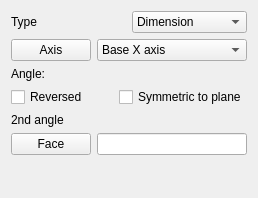
First picture: the form in src/Mod/PartDesign/Gui/TaskRevolutionParameters.ui, repository realthunder/FreeCAD, before the edit.
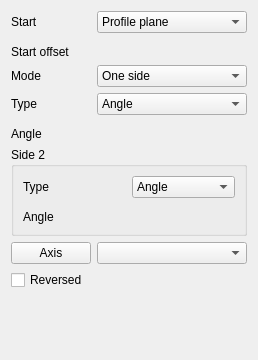
Second picture: the form after the edit. Custom widgets are drawn as their Qt base class.

Commit message: PD: Revolution panel for two sides and the start (upstream b2da06bfe0, a4b3950ac1)

The edit to the form file:
```diff
--- a/src/Mod/PartDesign/Gui/TaskRevolutionParameters.ui
+++ b/src/Mod/PartDesign/Gui/TaskRevolutionParameters.ui
@@ -7,7 +7,7 @@
     <x>0</x>
     <y>0</y>
     <width>256</width>
-    <height>198</height>
+    <height>360</height>
    </rect>
   </property>
   <property name="windowTitle">
@@ -15,28 +15,208 @@
   </property>
   <layout class="QVBoxLayout" name="verticalLayout">
    <item>
-    <layout class="QHBoxLayout" name="horizontalLayoutMode">
-     <item>
+    <layout class="QGridLayout" name="gridLayout">
+     <item row="0" column="0">
+      <widget class="QLabel" name="labelStart">
+       <property name="text">
+        <string>Start</string>
+       </property>
+      </widget>
+     </item>
+     <item row="0" column="1">
+      <widget class="QComboBox" name="startMode">
+       <property name="toolTip">
+        <string>Where the revolution starts: at the profile, turned from it by an
+offset angle, or at a reference face, plane or sketch plus the offset</string>
+       </property>
+       <item>
+        <property name="text">
+         <string>Profile plane</string>
+        </property>
+       </item>
+       <item>
+        <property name="text">
+         <string>Offset</string>
+        </property>
+       </item>
+       <item>
+        <property name="text">
+         <string>Reference</string>
+        </property>
+       </item>
+      </widget>
+     </item>
+     <item row="1" column="0" colspan="2">
+      <widget class="QWidget" name="startReferenceHolder"/>
+     </item>
+     <item row="2" column="0">
+      <widget class="QLabel" name="labelStartOffset">
+       <property name="text">
+        <string>Start offset</string>
+       </property>
+      </widget>
+     </item>
+     <item row="2" column="1">
+      <widget class="Gui::QuantitySpinBox" name="startOffsetEdit" native="true">
+       <property name="toolTip">
+        <string>Angle the profile turns about the axis from the profile plane or the start reference</string>
+       </property>
+       <property name="keyboardTracking" stdset="0">
+        <bool>false</bool>
+       </property>
+       <property name="unit" stdset="0">
+        <string notr="true">deg</string>
+       </property>
+       <property name="minimum" stdset="0">
+        <double>-360.000000000000000</double>
+       </property>
+       <property name="maximum" stdset="0">
+        <double>360.000000000000000</double>
+       </property>
+       <property name="singleStep" stdset="0">
+        <double>10.000000000000000</double>
+       </property>
+      </widget>
+     </item>
+     <item row="3" column="0">
+      <widget class="QLabel" name="labelSideType">
+       <property name="text">
+        <string>Mode</string>
+       </property>
+      </widget>
+     </item>
+     <item row="3" column="1">
+      <widget class="QComboBox" name="sideTypeCB">
+       <property name="toolTip">
+        <string>Revolve to one side of the profile, to each side by its own type,
+or symmetrically to both</string>
+       </property>
+       <item>
+        <property name="text">
+         <string>One side</string>
+        </property>
+       </item>
+       <item>
+        <property name="text">
+         <string>Two sides</string>
+        </property>
+       </item>
+       <item>
+        <property name="text">
+         <string>Symmetric</string>
+        </property>
+       </item>
+      </widget>
+     </item>
+     <item row="4" column="0">
       <widget class="QLabel" name="textLabelMode">
        <property name="text">
         <string>Type</string>
        </property>
       </widget>
      </item>
-     <item>
+     <item row="4" column="1">
       <widget class="QComboBox" name="changeMode">
        <item>
         <property name="text">
-         <string>Dimension</string>
+         <string>Angle</string>
         </property>
        </item>
       </widget>
      </item>
-    </layout>
-   </item>
-   <item>
-    <layout class="QHBoxLayout" name="horizontalLayout">
-     <item>
+     <item row="5" column="0" colspan="2">
+      <widget class="QWidget" name="upToFaceHolder"/>
+     </item>
+     <item row="6" column="0">
+      <widget class="QLabel" name="labelAngle">
+       <property name="text">
+        <string>Angle</string>
+       </property>
+      </widget>
+     </item>
+     <item row="6" column="1">
+      <widget class="Gui::QuantitySpinBox" name="revolveAngle" native="true">
+       <property name="keyboardTracking" stdset="0">
+        <bool>false</bool>
+       </property>
+       <property name="unit" stdset="0">
+        <string notr="true">deg</string>
+       </property>
+       <property name="minimum" stdset="0">
+        <double>-360.000000000000000</double>
+       </property>
+       <property name="maximum" stdset="0">
+        <double>360.000000000000000</double>
+       </property>
+       <property name="singleStep" stdset="0">
+        <double>10.000000000000000</double>
+       </property>
+       <property name="value" stdset="0">
+        <double>360.000000000000000</double>
+       </property>
+      </widget>
+     </item>
+     <item row="7" column="0" colspan="2">
+      <widget class="QGroupBox" name="groupBoxSide2">
+       <property name="title">
+        <string>Side 2</string>
+       </property>
+       <layout class="QGridLayout" name="gridLayoutSide2">
+        <item row="0" column="0">
+         <widget class="QLabel" name="labelType2">
+          <property name="text">
+           <string>Type</string>
+          </property>
+         </widget>
+        </item>
+        <item row="0" column="1">
+         <widget class="QComboBox" name="changeMode2">
+          <item>
+           <property name="text">
+            <string>Angle</string>
+           </property>
+          </item>
+         </widget>
+        </item>
+        <item row="1" column="0" colspan="2">
+         <widget class="QWidget" name="upToFaceHolder2"/>
+        </item>
+        <item row="2" column="0">
+         <widget class="QLabel" name="labelAngle2">
+          <property name="text">
+           <string>Angle</string>
+          </property>
+         </widget>
+        </item>
+        <item row="2" column="1">
+         <widget class="Gui::QuantitySpinBox" name="revolveAngle2" native="true">
+          <property name="toolTip">
+           <string>A negative angle turns back into side 1</string>
+          </property>
+          <property name="keyboardTracking" stdset="0">
+           <bool>false</bool>
+          </property>
+          <property name="unit" stdset="0">
+           <string notr="true">deg</string>
+          </property>
+          <property name="minimum" stdset="0">
+           <double>-360.000000000000000</double>
+          </property>
+          <property name="maximum" stdset="0">
+           <double>360.000000000000000</double>
+          </property>
+          <property name="singleStep" stdset="0">
+           <double>10.000000000000000</double>
+          </property>
+          <property name="value" stdset="0">
+           <double>60.000000000000000</double>
+          </property>
+         </widget>
+        </item>
+       </layout>
+      </widget>
+     </item>
+     <item row="8" column="0">
       <widget class="QPushButton" name="buttonAxis">
        <property name="maximumSize">
         <size>
@@ -52,7 +232,7 @@
        </property>
       </widget>
      </item>
-     <item>
+     <item row="8" column="1">
       <widget class="QComboBox" name="axis">
        <property name="sizePolicy">
         <sizepolicy hsizetype="Minimum" vsizetype="Fixed">
@@ -66,143 +246,16 @@
          <height>0</height>
         </size>
        </property>
-       <item>
-        <property name="text">
-         <string>Base X axis</string>
-        </property>
-       </item>
-       <item>
-        <property name="text">
-         <string>Base Y axis</string>
-        </property>
-       </item>
-       <item>
-        <property name="text">
-         <string>Base Z axis</string>
-        </property>
-       </item>
-       <item>
-        <property name="text">
-         <string>Horizontal sketch axis</string>
-        </property>
-       </item>
-       <item>
-        <property name="text">
-         <string>Vertical sketch axis</string>
-        </property>
-       </item>
-       <item>
-        <property name="text">
-         <string>Select reference...</string>
-        </property>
-       </item>
       </widget>
      </item>
     </layout>
    </item>
    <item>
-    <layout class="QHBoxLayout" name="horizontalLayout_3">
-     <item>
-      <widget class="QLabel" name="labelAngle">
-       <property name="text">
-        <string>Angle:</string>
-       </property>
-      </widget>
-     </item>
-     <item>
-      <widget class="Gui::QuantitySpinBox" name="revolveAngle" native="true">
-       <property name="keyboardTracking" stdset="0">
-        <bool>false</bool>
-       </property>
-       <property name="unit" stdset="0">
-        <string notr="true">deg</string>
-       </property>
-       <property name="minimum" stdset="0">
-        <double>0.000000000000000</double>
-       </property>
-       <property name="maximum" stdset="0">
-        <double>360.000000000000000</double>
-       </property>
-       <property name="singleStep" stdset="0">
-        <double>10.000000000000000</double>
-       </property>
-       <property name="value" stdset="0">
-        <double>360.000000000000000</double>
-       </property>
-      </widget>
-     </item>
-    </layout>
-   </item>
-   <item>
-    <layout class="QHBoxLayout" name="horizontalLayout_2">
-     <item>
-      <widget class="QCheckBox" name="checkBoxReversed">
-       <property name="text">
-        <string>Reversed</string>
-       </property>
-      </widget>
-     </item>
-     <item>
-      <widget class="QCheckBox" name="checkBoxMidplane">
-       <property name="enabled">
-        <bool>true</bool>
-       </property>
-       <property name="text">
-        <string>Symmetric to plane</string>
-       </property>
-      </widget>
-     </item>
-    </layout>
-   </item>
-   <item>
-    <layout class="QHBoxLayout" name="horizontalLayout_4">
-     <item>
-      <widget class="QLabel" name="labelAngle2">
-       <property name="text">
-        <string>2nd angle</string>
-       </property>
-      </widget>
-     </item>
-     <item>
-      <widget class="Gui::QuantitySpinBox" name="revolveAngle2" native="true">
-       <property name="keyboardTracking" stdset="0">
-        <bool>false</bool>
-       </property>
-       <property name="unit" stdset="0">
-        <string notr="true">deg</string>
-       </property>
-       <property name="minimum" stdset="0">
-        <double>0.000000000000000</double>
-       </property>
-       <property name="maximum" stdset="0">
-        <double>360.000000000000000</double>
-       </property>
-       <property name="singleStep" stdset="0">
-        <double>10.000000000000000</double>
-       </property>
-       <property name="value" stdset="0">
-        <double>60.000000000000000</double>
-       </property>
-      </widget>
-     </item>
-    </layout>
-   </item>
-   <item>
-    <layout class="QGridLayout" name="gridLayout_5">
-     <item row="0" column="0">
-      <widget class="QPushButton" name="buttonFace">
-       <property name="text">
-        <string>Face</string>
-       </property>
-       <property name="checkable">
-        <bool>true</bool>
-       </property>
-      </widget>
-     </item>
-     <item row="0" column="1">
-      <widget class="QLineEdit" name="lineFaceName"/>
-     </item>
-    </layout>
+    <widget class="QCheckBox" name="checkBoxReversed">
+     <property name="text">
+      <string>Reversed</string>
+     </property>
+    </widget>
    </item>
    <item>
     <spacer name="verticalSpacer">
```
Left out of the diff: 8 changed lines with no effect on the pictures. The commit also changes 6 other files.
